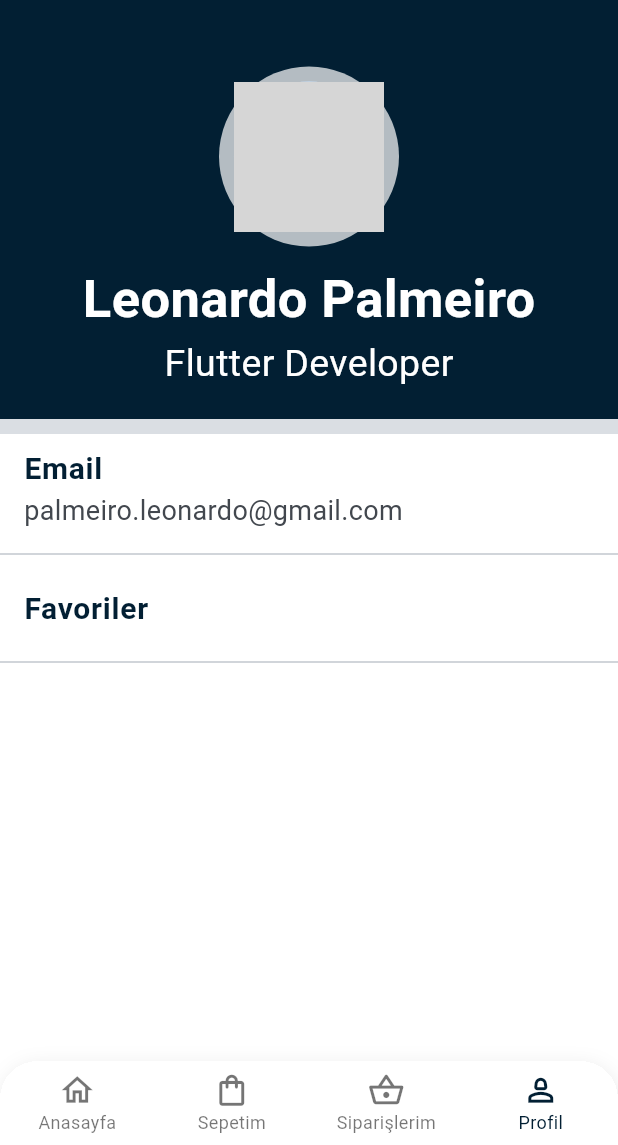
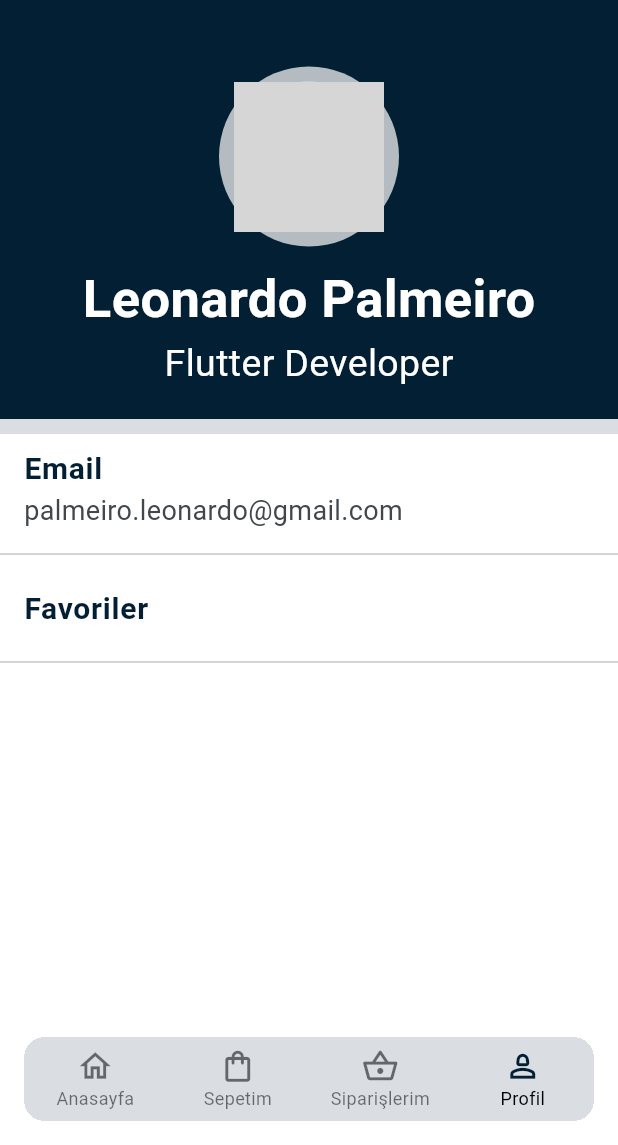
Before and after one commit to flutterankara/Shopping-App, a Flutter app: the screen it shows after launch, item 4 of the bottom bar chosen, on a phone screen of 412 x 824 dp, the part 91-1236 px from its top. Run offline on Flutter 3.47's test engine with Material 3 defaults, Android fonts, the phone set to English and light mode, and no system bars; our stand-ins replace functional_widget_annotation, get_it, google_fonts, injectable, stacked; network calls fail; Roboto replaces fonts that are missing (gotham); grey boxes are pictures that could not be loaded.

Commit message:
appbar düzenlendi

```diff
--- a/lib/view/main/main_view.dart
+++ b/lib/view/main/main_view.dart
@@ -21,33 +21,46 @@ Widget mainView(void data) => ViewModelBuilder<MainViewModel>.reactive(
         extendBody: true,
         body: IndexedStack(index: model.currentIndex, children: [for (var i in model.pages) i.page]),
         bottomNavigationBar: Container(
+          margin: const EdgeInsets.all(16.0),
+
           clipBehavior: Clip.hardEdge,
           decoration: BoxDecoration(
-            boxShadow: [BoxShadow(blurRadius: 10, color: Colors.grey.withOpacity(0.2), offset: Offset(1, 2))],
-            borderRadius: BorderRadius.only(
-              topRight: Radius.circular(25),
-              topLeft: Radius.circular(25),
+
+            borderRadius: BorderRadius.circular(
+             14
             ),
+
+
           ),
           child: BottomNavigationBar(
+
+            unselectedItemColor: Colors.black54,
             selectedFontSize: 12.0,
             unselectedFontSize: 12.0,
             elevation: 1,
             type: BottomNavigationBarType.fixed,
             landscapeLayout: BottomNavigationBarLandscapeLayout.centered,
-            backgroundColor: Colors.white,
+            backgroundColor: DColors.grey1,
             currentIndex: model.currentIndex,
             onTap: model.setIndex,
-            selectedItemColor: DColors.primary,
+            selectedItemColor: Colors.black,
+
             items: [
               for (var i in model.pages)
                 BottomNavigationBarItem(
+
                   label: i.label,
                   icon: i.icon,
                   activeIcon: i.activeIcon,
+
                 ),
             ],
           ),
         ),
       ),
     );
+
+
+
+
+//some widget )
```
